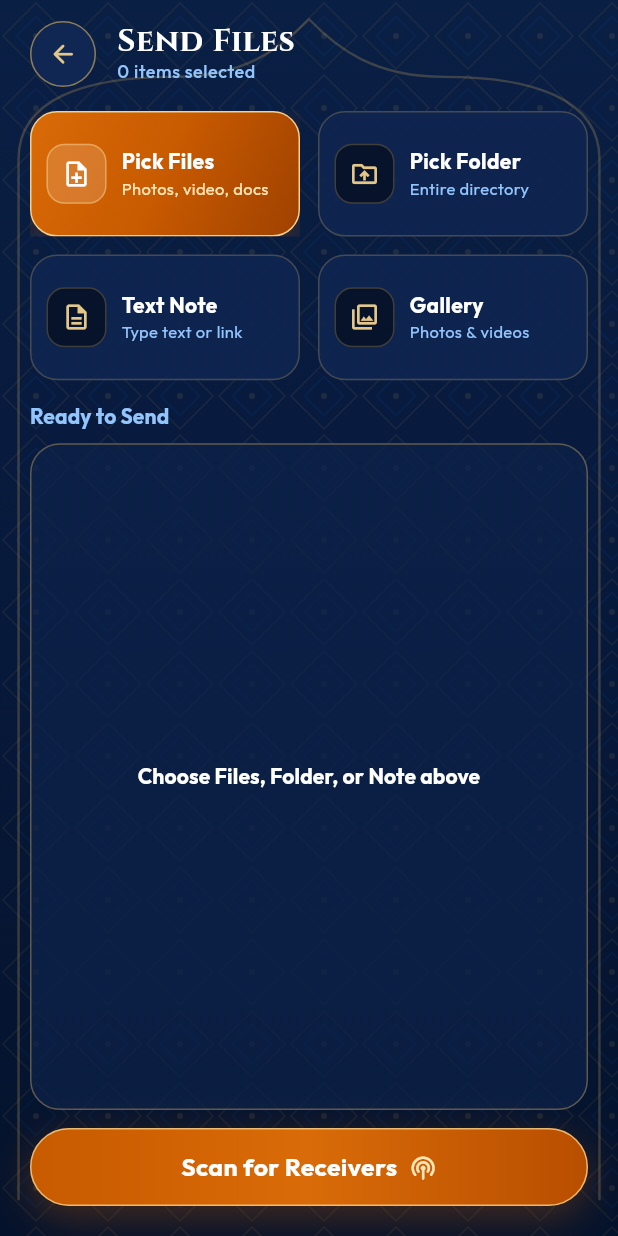
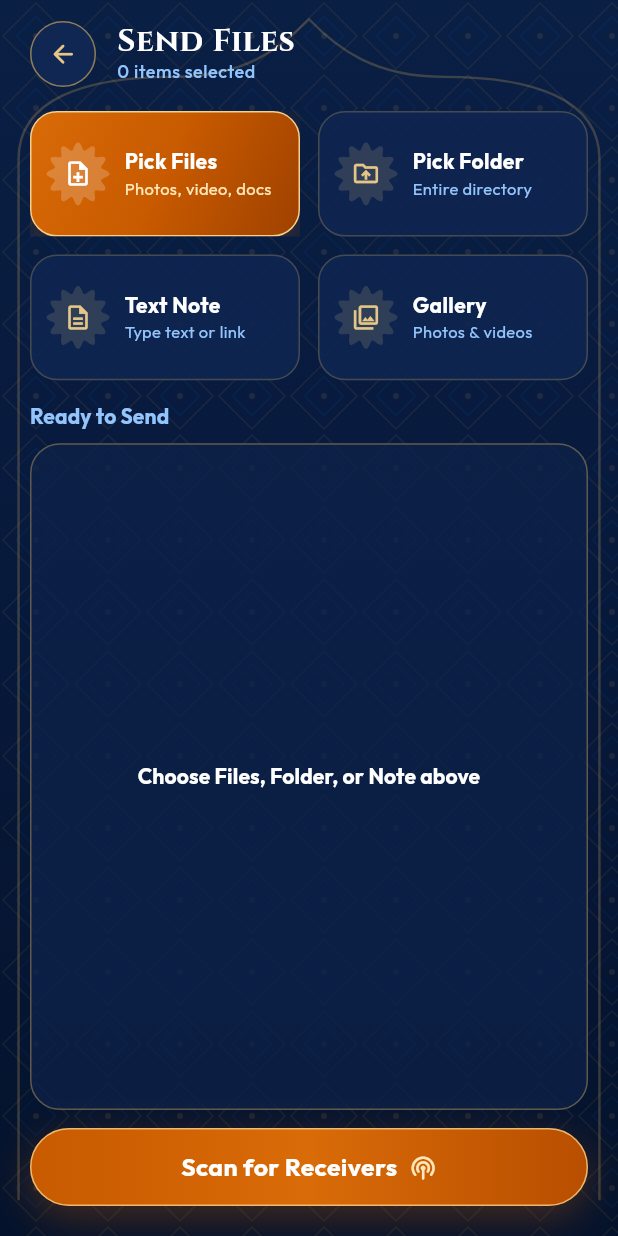
Before and after one commit to AaravManatwal/Vega, a Flutter app: the HomeScreen screen opened directly, after a tap on "Send", on a phone screen of 412 x 824 dp. Run offline on Flutter 3.47's test engine with Material 3 defaults, Android fonts, the phone set to English and light mode, and no system bars; our stand-ins replace convert, device_info_plus, file_picker, flutter_local_notifications, flutter_riverpod, permission_handler and 4 more; missing offline and left inert: bonsoir, cryptography, cryptography_flutter, flutter_foreground_task, mobile_scanner; accounts and stored records are empty.

Commit message:
UI: wavy progress, scalloped badges, shape-morph buttons
Co-Authored-By: Claude Sonnet 5.5 <noreply@anthropic.com>
Claude-Session: https://claude.ai/code/session_019UtEejS78rJ7NeDAo88zDp

```diff
--- a/flutter_app/lib/screens/onboarding_screen.dart
+++ b/flutter_app/lib/screens/onboarding_screen.dart
@@ -2,6 +2,7 @@ import 'package:flutter/material.dart';
 import 'package:flutter_riverpod/flutter_riverpod.dart';
 import 'package:shared_preferences/shared_preferences.dart';
 import '../l10n/vega_strings.dart';
+import '../widgets/heritage/scallop_badge.dart';
 import '../state/app_state.dart';
 import '../theme/app_theme.dart';
 import 'home_screen.dart';
@@ -131,18 +132,12 @@ class _OnboardingScreenState extends ConsumerState<OnboardingScreen> {
                     return Column(
                       mainAxisAlignment: MainAxisAlignment.center,
                       children: [
-                        Container(
-                          width: 148,
-                          height: 148,
-                          decoration: BoxDecoration(
-                            shape: BoxShape.circle,
-                            gradient: LinearGradient(
-                              begin: Alignment.topLeft,
-                              end: Alignment.bottomRight,
-                              colors: [cs.primaryContainer, cs.tertiaryContainer],
-                            ),
-                          ),
-                          child: Icon(page.icon, size: 72, color: cs.onPrimaryContainer),
+                        ScallopBadge(
+                          icon: page.icon,
+                          size: 160,
+                          spin: true,
+                          color: cs.primaryContainer,
+                          iconColor: cs.onPrimaryContainer,
                         ),
                         const SizedBox(height: 36),
                         Text(
--- a/flutter_app/lib/screens/send_screen.dart
+++ b/flutter_app/lib/screens/send_screen.dart
@@ -2,6 +2,7 @@ import 'dart:ui' show FontFeature;
 import 'dart:io';
 import 'package:file_picker/file_picker.dart';
 import 'package:flutter/material.dart';
+import '../widgets/heritage/scallop_badge.dart';
 import 'package:flutter/services.dart';
 import 'package:flutter_riverpod/flutter_riverpod.dart';
 import 'package:path/path.dart' as p;
@@ -245,23 +246,11 @@ class _SendScreenState extends ConsumerState<SendScreen> {
     final sub = primary ? VegaColors.goldPale : pal.textMuted;
     final inner = Row(
       children: [
-        Container(
-          width: 40,
-          height: 40,
-          decoration: BoxDecoration(
-            borderRadius: BorderRadius.circular(12),
-            color: primary ? Colors.white.withValues(alpha: 0.15) : pal.field,
-            border: Border.all(
-              color: primary
-                  ? VegaColors.goldBorder.withValues(alpha: 0.5)
-                  : pal.softBorder,
-            ),
-          ),
-          child: Icon(
-            icon,
-            size: 20,
-            color: primary ? Colors.white : pal.accentText,
-          ),
+        ScallopBadge(
+          icon: icon,
+          size: 42,
+          color: primary ? Colors.white.withValues(alpha: 0.2) : pal.accentText.withValues(alpha: 0.16),
+          iconColor: primary ? Colors.white : pal.accentText,
         ),
         const SizedBox(width: 10),
         Expanded(
--- a/flutter_app/lib/widgets/heritage/saffron_button.dart
+++ b/flutter_app/lib/widgets/heritage/saffron_button.dart
@@ -4,7 +4,7 @@ import '../../theme/app_theme.dart';
 
 /// The main call-to-action of the web design: saffron gradient pill with a pale gold
 /// edge and a warm glow.
-class SaffronButton extends StatelessWidget {
+class SaffronButton extends StatefulWidget {
   const SaffronButton({
     super.key,
     required this.label,
@@ -23,8 +23,23 @@ class SaffronButton extends StatelessWidget {
   final double fontSize;
 
   @override
+  State<SaffronButton> createState() => _SaffronButtonState();
+}
+
+class _SaffronButtonState extends State<SaffronButton> {
+  bool _down = false;
+
+  @override
   Widget build(BuildContext context) {
+    final label = widget.label;
+    final onPressed = widget.onPressed;
+    final icon = widget.icon;
+    final height = widget.height;
+    final expand = widget.expand;
+    final fontSize = widget.fontSize;
     final enabled = onPressed != null;
+    final still = MediaQuery.disableAnimationsOf(context);
+    final radius = (_down && !still) ? 18.0 : height;
     final content = Row(
       mainAxisSize: expand ? MainAxisSize.max : MainAxisSize.min,
       mainAxisAlignment: MainAxisAlignment.center,
@@ -55,11 +70,13 @@ class SaffronButton extends StatelessWidget {
       child: ExcludeSemantics(
         child: Opacity(
           opacity: enabled ? 1 : 0.55,
-          child: Container(
+          child: AnimatedContainer(
+            duration: const Duration(milliseconds: 160),
+            curve: Curves.easeOutBack,
             height: height,
             padding: EdgeInsets.symmetric(horizontal: expand ? 20 : 26),
             decoration: BoxDecoration(
-              borderRadius: BorderRadius.circular(height),
+              borderRadius: BorderRadius.circular(radius),
               gradient: const LinearGradient(
                 colors: [
                   VegaColors.saffronDeep,
@@ -79,7 +96,8 @@ class SaffronButton extends StatelessWidget {
             child: Material(
               type: MaterialType.transparency,
               child: InkWell(
-                borderRadius: BorderRadius.circular(height),
+                borderRadius: BorderRadius.circular(radius),
+                onHighlightChanged: (v) => setState(() => _down = v),
                 onTap: () {
                   HapticFeedback.selectionClick();
                   onPressed!();
--- /dev/null
+++ b/flutter_app/lib/widgets/heritage/scallop_badge.dart
@@ -0,0 +1,118 @@
+import 'dart:math' as math;
+import 'package:flutter/material.dart';
+import 'package:flutter/physics.dart';
+import 'heritage_palette.dart';
+
+/// Scalloped (flower-like) badge that holds an icon. Slowly turns; bounces when tapped.
+class ScallopBadge extends StatefulWidget {
+  const ScallopBadge({
+    super.key,
+    required this.icon,
+    this.size = 48,
+    this.petals = 12,
+    this.color,
+    this.iconColor,
+    this.spin = false,
+  });
+
+  final IconData icon;
+  final double size;
+  final int petals;
+  final Color? color;
+  final Color? iconColor;
+  final bool spin;
+
+  @override
+  State<ScallopBadge> createState() => _ScallopBadgeState();
+}
+
+class _ScallopBadgeState extends State<ScallopBadge> with TickerProviderStateMixin {
+  late final AnimationController _spin =
+      AnimationController(vsync: this, duration: const Duration(seconds: 24));
+  late final AnimationController _bounce = AnimationController.unbounded(vsync: this, value: 1);
+
+  @override
+  void didChangeDependencies() {
+    super.didChangeDependencies();
+    if (widget.spin && !MediaQuery.disableAnimationsOf(context)) {
+      if (!_spin.isAnimating) _spin.repeat();
+    } else {
+      _spin.stop();
+    }
+  }
+
+  @override
+  void dispose() {
+    _spin.dispose();
+    _bounce.dispose();
+    super.dispose();
+  }
+
+  void _tap() {
+    if (MediaQuery.disableAnimationsOf(context)) return;
+    _bounce.value = 0.82;
+    _bounce.animateWith(SpringSimulation(
+      const SpringDescription(mass: 1, stiffness: 320, damping: 9),
+      0.82,
+      1,
+      0,
+    ));
+  }
+
+  @override
+  Widget build(BuildContext context) {
+    final p = HeritagePalette.of(context);
+    final color = widget.color ?? p.accentText.withValues(alpha: 0.18);
+    final iconColor = widget.iconColor ?? p.accentText;
+    return GestureDetector(
+      onTap: _tap,
+      child: AnimatedBuilder(
+        animation: Listenable.merge([_spin, _bounce]),
+        builder: (_, __) => Transform.scale(
+          scale: _bounce.value,
+          child: SizedBox(
+            width: widget.size,
+            height: widget.size,
+            child: Stack(
+              alignment: Alignment.center,
+              children: [
+                Transform.rotate(
+                  angle: _spin.value * 2 * math.pi,
+                  child: CustomPaint(
+                    size: Size.square(widget.size),
+                    painter: _ScallopPainter(widget.petals, color),
+                  ),
+                ),
+                Icon(widget.icon, size: widget.size * 0.46, color: iconColor),
+              ],
+            ),
+          ),
+        ),
+      ),
+    );
+  }
+}
+
+class _ScallopPainter extends CustomPainter {
+  _ScallopPainter(this.petals, this.color);
+  final int petals;
+  final Color color;
+
+  @override
+  void paint(Canvas canvas, Size size) {
+    final c = size.center(Offset.zero);
+    final r = size.width / 2;
+    final path = Path();
+    for (int i = 0; i <= 360; i += 2) {
+      final a = i * math.pi / 180;
+      final rr = r * (0.88 + 0.12 * math.cos(petals * a));
+      final pt = c + Offset(math.cos(a), math.sin(a)) * rr;
+      i == 0 ? path.moveTo(pt.dx, pt.dy) : path.lineTo(pt.dx, pt.dy);
+    }
+    path.close();
+    canvas.drawPath(path, Paint()..color = color);
+  }
+
+  @override
+  bool shouldRepaint(_ScallopPainter o) => o.petals != petals || o.color != color;
+}
--- a/flutter_app/lib/widgets/home/live_transfer_card.dart
+++ b/flutter_app/lib/widgets/home/live_transfer_card.dart
@@ -1,4 +1,5 @@
 import 'package:flutter/material.dart';
+import '../heritage/wavy_progress.dart';
 import '../../models/transfer_models.dart';
 import '../../theme/app_theme.dart';
 
@@ -61,7 +62,7 @@ class LiveTransferCard extends StatelessWidget {
                   tween: Tween(begin: 0, end: task.progress),
                   duration: VegaMotion.medium,
                   curve: VegaMotion.decelerate,
-                  builder: (context, v, _) => LinearProgressIndicator(value: v),
+                  builder: (context, v, _) => WavyProgress(value: v),
                 ),
               ],
             ),
```
Also changed, not shown: flutter_app/lib/screens/radar_discovery_screen.dart (+2 -5 lines), flutter_app/lib/screens/receive_screen.dart (+2 -5 lines), flutter_app/lib/widgets/heritage/wavy_progress.dart (added, +116 -0 lines).
